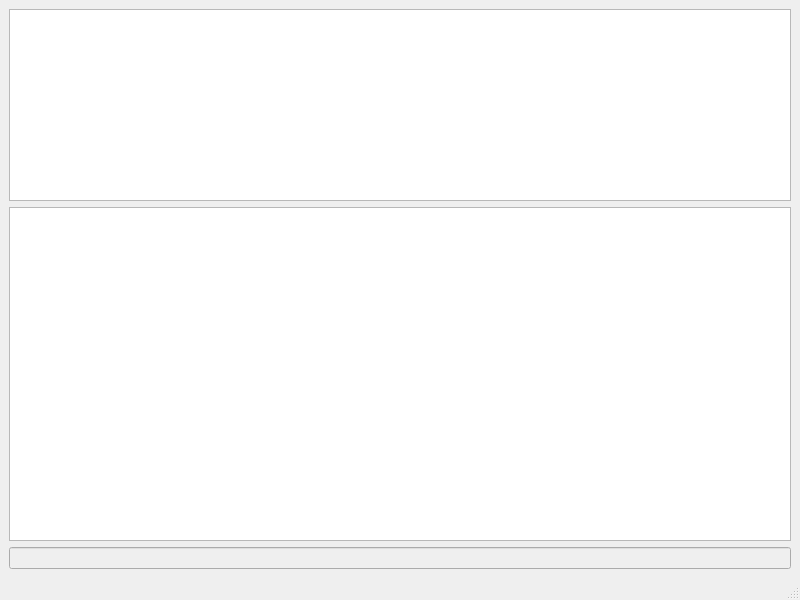
Before: the Qt Designer form src/ui/mainwin2.ui in chiiph/qfm, drawn with Qt 5.
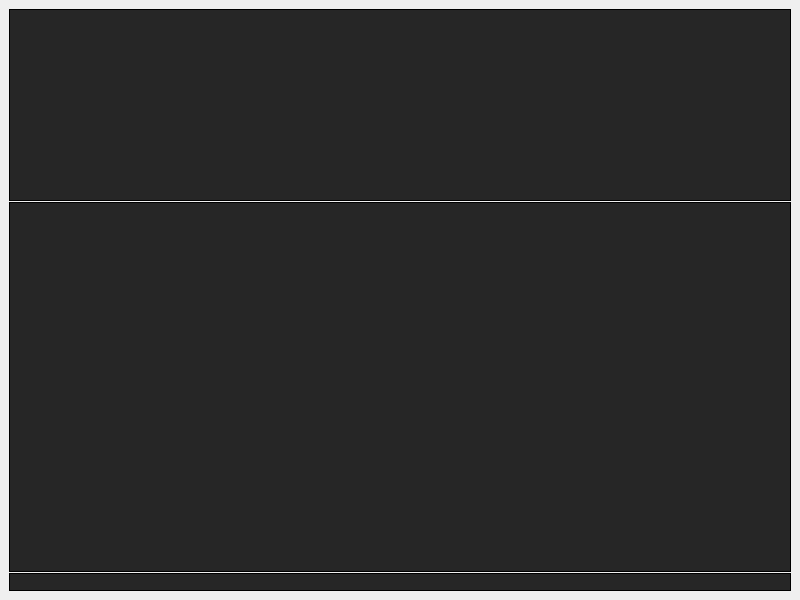
After: the same form once the commit is applied.

Commit message: General improves and adds some stylesheet to the UI

Diff of the .ui file:
```diff
--- a/src/ui/mainwin2.ui
+++ b/src/ui/mainwin2.ui
@@ -13,10 +13,39 @@
   <property name="windowTitle">
    <string>Qfm</string>
   </property>
+  <property name="styleSheet">
+   <string notr="true">QLineEdit {
+	border: 1px solid black;
+	border-radius: 0px;
+	selection-background-color: darkgray;
+	background: #262626;
+	color: #DCDCCC;
+}
+
+QListWidget {
+   border: 1px solid black;
+   border-radius: 0px;
+   selection-background-color: darkgray;
+	background: #262626;
+	color: #DCDCCC;
+}
+
+QListWidget::item:selected {
+  border: 1px solid #262626;
+  border-radius: 0px;
+	padding: 0;
+	background: #3F3F3F;
+	color: #FFCFAF;
+	font: bold 16px;
+}</string>
+  </property>
   <widget class="QWidget" name="centralwidget">
    <layout class="QGridLayout" name="gridLayout_2">
     <item row="0" column="0">
      <layout class="QGridLayout" name="gridLayout">
+      <property name="spacing">
+       <number>1</number>
+      </property>
       <item row="1" column="0">
        <widget class="QListWidget" name="directory_list"/>
       </item>
@@ -44,7 +73,6 @@
     </item>
    </layout>
   </widget>
-  <widget class="QStatusBar" name="statusbar"/>
  </widget>
  <resources/>
  <connections/>
```
The commit also changes 2 other files.
